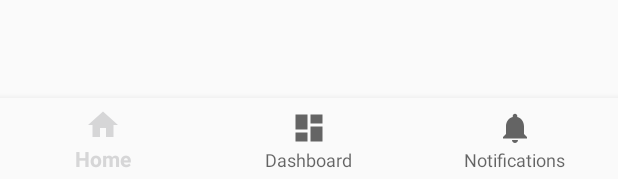
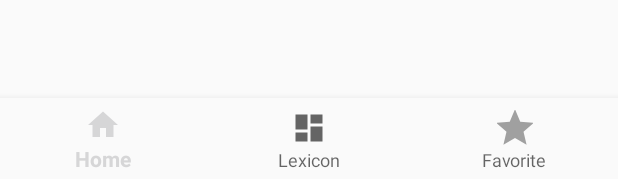
Before and after one commit to prestech/BabankiLexicon, an Android app: the layout activity_main.xml on its own in the app's theme, with its tools: preview values and no code run, on a phone screen of 412 x 824 dp. Shown: the part 1054-1233 px from the top of the screen. Run offline under Robolectric (Android 15) with nearby library versions, the phone set to English and light mode, and no system bars.

Commit message:
renamed the menu nav button

```diff
--- a/app/src/main/java/com/prestech/babankilexicon/actvity/MainActivity.java
+++ b/app/src/main/java/com/prestech/babankilexicon/actvity/MainActivity.java
@@ -41,13 +41,13 @@ public class MainActivity extends AppCompatActivity implements AlphabetFragment.
                     fragTransaction.replace(R.id.fragment_container, homeFragment);
                     fragTransaction.commit();
                     return true;
-                case R.id.navigation_dashboard:
+                case R.id.navigation_lexicon:
                     mainLexiconFragment = new MainLexiconListFragment();
                     fragTransaction = fragmentManager.beginTransaction();
                     fragTransaction.replace(R.id.fragment_container, mainLexiconFragment, Constants.FragmentTags.mainFragment);
                     fragTransaction.commit();
                     return true;
-                case R.id.navigation_notifications:
+                case R.id.navigation_favorite:
                     favFragment = new FavFragment();
                     fragTransaction = fragmentManager.beginTransaction();
                     fragTransaction.replace(R.id.fragment_container, favFragment);
--- a/app/src/main/res/menu/bottom_nav_menu.xml
+++ b/app/src/main/res/menu/bottom_nav_menu.xml
@@ -7,13 +7,13 @@
         android:title="@string/title_home" />
 
     <item
-        android:id="@+id/navigation_dashboard"
+        android:id="@+id/navigation_lexicon"
         android:icon="@drawable/ic_dashboard_black_24dp"
-        android:title="@string/title_dashboard" />
+        android:title="@string/title_lexicon" />
 
     <item
-        android:id="@+id/navigation_notifications"
-        android:icon="@drawable/ic_notifications_black_24dp"
-        android:title="@string/title_notifications" />
+        android:id="@+id/navigation_favorite"
+        android:icon="@drawable/ic_star"
+        android:title="@string/title_favorite" />
 
 </menu>
--- a/app/src/main/res/values/strings.xml
+++ b/app/src/main/res/values/strings.xml
@@ -1,8 +1,8 @@
 <resources>
     <string name="app_name">BabankiLexicon</string>
     <string name="title_home">Home</string>
-    <string name="title_dashboard">Dashboard</string>
-    <string name="title_notifications">Notifications</string>
+    <string name="title_lexicon">Lexicon</string>
+    <string name="title_favorite">Favorite</string>
     <string name="title_activity_search">SearchActivity</string>
     <string name="cd_word_image">Word image</string>
     <string name="cd_favorite">Favorite</string>
```
